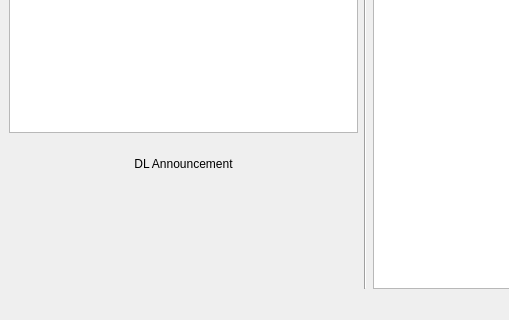
KejPi/AbracaDABra, file gui/mainwindow.ui: the form before one commit; both pictures show x 0 to 509 and y 228 to 548 of the 900 by 548 pixel window.
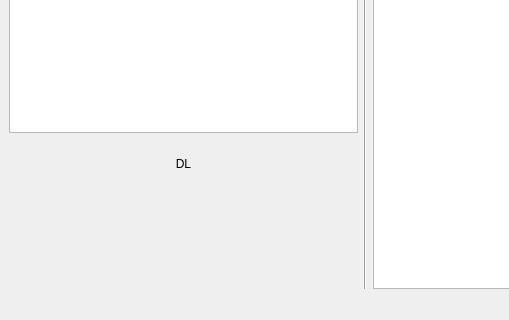
The form after the commit. Custom widgets are drawn as their Qt base class.

Commit message: feat: DL and DL+ can be copied to clipboard by clicking. DL+ is copied completely regardless where the user clicks (somehow releated to Issue #78)

```diff
--- a/gui/mainwindow.ui
+++ b/gui/mainwindow.ui
@@ -472,7 +472,7 @@
          <x>0</x>
          <y>0</y>
          <width>327</width>
-         <height>100</height>
+         <height>113</height>
         </rect>
        </property>
        <layout class="QVBoxLayout" name="verticalLayout_2">
@@ -534,7 +534,7 @@
                </size>
               </property>
               <property name="text">
-               <string notr="true">DL Announcement</string>
+               <string notr="true">DL</string>
               </property>
               <property name="alignment">
                <set>Qt::AlignCenter</set>
```
Left out of the diff: 19 changed lines with no effect on the pictures. The commit also changes 2 other files.
